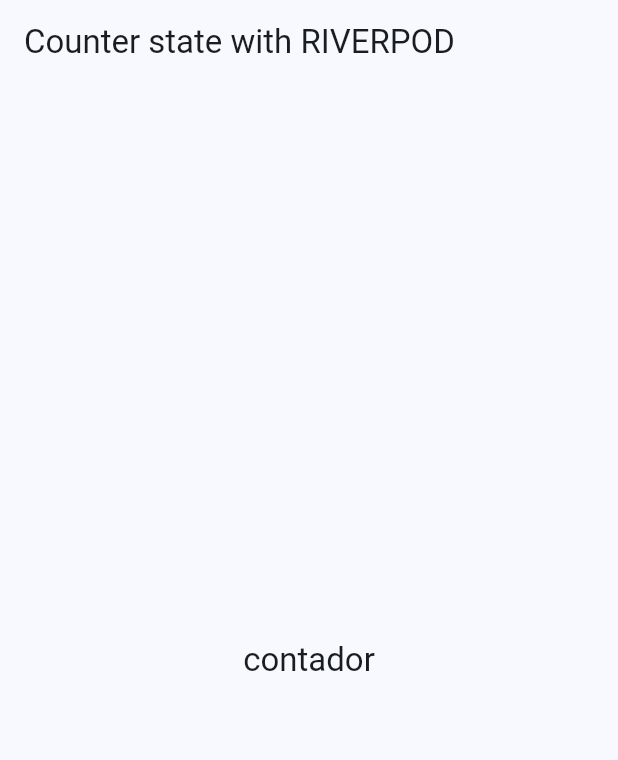
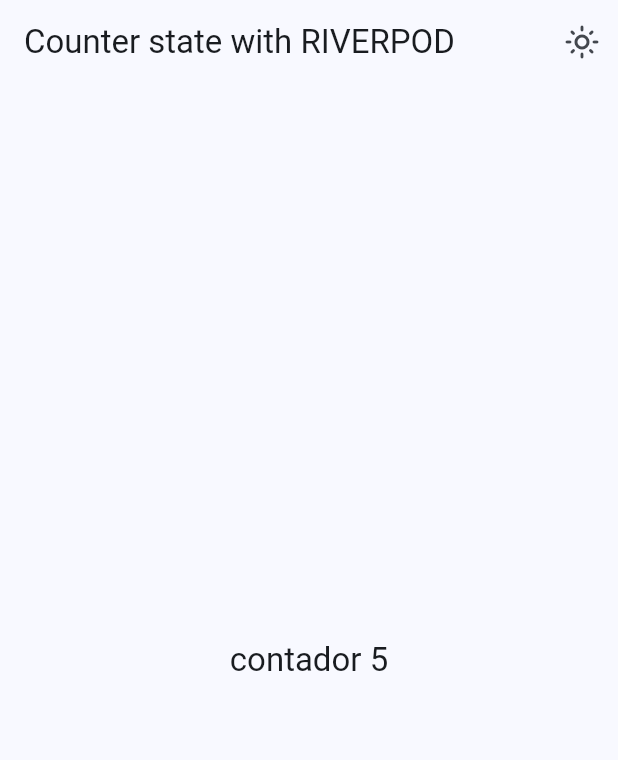
Before and after one commit to rabindranathfv/widget_app, a Flutter app: the CounterScreen screen opened by its route, on a phone screen of 412 x 824 dp. Shown: the top 760 px of the screen. Run offline on Flutter 3.47's test engine with Material 3 defaults, Android fonts, the phone set to English and light mode, and no system bars; our stand-ins replace animate_do, flutter_riverpod, go_router.

Commit message:
start with simple provider with counter and theme provider for change icon based on state

```diff
--- a/lib/main.dart
+++ b/lib/main.dart
@@ -1,12 +1,10 @@
 import 'package:flutter/material.dart';
 import 'package:widget_app/config/router/app_router.dart';
 import 'package:widget_app/config/theme/app_theme.dart';
-import 'package:widget_app/presentation/screens/buttons/buttons_screnn.dart';
-import 'package:widget_app/presentation/screens/cards/cards_screen.dart';
-import 'package:widget_app/presentation/screens/home/home_screen.dart';
+import 'package:flutter_riverpod/flutter_riverpod.dart';
 
 void main() {
-  runApp(const MainApp());
+  runApp(const ProviderScope(child: MainApp()));
 }
 
 class MainApp extends StatelessWidget {
--- /dev/null
+++ b/lib/presentation/providers/counter_provider.dart
@@ -0,0 +1,3 @@
+import 'package:flutter_riverpod/flutter_riverpod.dart';
+
+final counterProvider = StateProvider<int>((ref) => 5);
--- /dev/null
+++ b/lib/presentation/providers/theme_provider.dart
@@ -0,0 +1,3 @@
+import 'package:flutter_riverpod/flutter_riverpod.dart';
+
+final themeProvider = StateProvider<bool>((ref) => false);
--- a/lib/presentation/screens/counter/counter_screen.dart
+++ b/lib/presentation/screens/counter/counter_screen.dart
@@ -1,17 +1,33 @@
 import 'package:flutter/material.dart';
+import 'package:flutter_riverpod/flutter_riverpod.dart';
+import 'package:widget_app/presentation/providers/counter_provider.dart';
+import 'package:widget_app/presentation/providers/theme_provider.dart';
 
-class CounterScreen extends StatelessWidget {
+class CounterScreen extends ConsumerWidget {
   static const name = 'counter_screen';
   const CounterScreen({super.key});
 
   @override
-  Widget build(BuildContext context) {
+  Widget build(BuildContext context, WidgetRef ref) {
+    final counter = ref.watch(counterProvider);
+    final isDarkMode = ref.watch(themeProvider);
     return Scaffold(
       appBar: AppBar(
         title: const Text('Counter state with RIVERPOD'),
+        actions: [
+          IconButton(
+            icon: isDarkMode
+                ? const Icon(Icons.dark_mode_outlined)
+                : const Icon(Icons.light_mode_outlined),
+            onPressed: () {
+              ref.read(themeProvider.notifier).update((state) => !state);
+            },
+          )
+        ],
       ),
       body: Center(
-        child: Text('contador', style: Theme.of(context).textTheme.titleLarge),
+        child: Text('contador ${counter}',
+            style: Theme.of(context).textTheme.titleLarge),
       ),
       floatingActionButton: Column(
         mainAxisAlignment: MainAxisAlignment.end,
@@ -21,7 +37,10 @@
             padding: const EdgeInsets.symmetric(vertical: 10.0),
             child: FloatingActionButton(
               heroTag: 'floatingButtonChangeCurve',
-              onPressed: () {},
+              onPressed: () {
+                // ref.read(counterProvider.notifier).update((state) => 0);
+                ref.read(counterProvider.notifier).state = 0;
+              },
               child: const Icon(Icons.refresh),
             ),
           ),
@@ -29,7 +48,10 @@
             padding: const EdgeInsets.symmetric(vertical: 10.0),
             child: FloatingActionButton(
               heroTag: 'floatingButtonPreviousShape',
-              onPressed: () {},
+              onPressed: () {
+                // ref.read(counterProvider.notifier).update((state) => state - 1);
+                ref.read(counterProvider.notifier).state -= 1;
+              },
               child: const Icon(Icons.remove),
             ),
           ),
@@ -37,7 +59,10 @@
             padding: const EdgeInsets.symmetric(vertical: 10.0),
             child: FloatingActionButton(
               heroTag: 'floatingButtonChangeShape',
-              onPressed: () {},
+              onPressed: () {
+                // ref.read(counterProvider.notifier).update((state) => state + 1);
+                ref.read(counterProvider.notifier).state += 1;
+              },
               child: const Icon(Icons.add),
             ),
           ),
```
